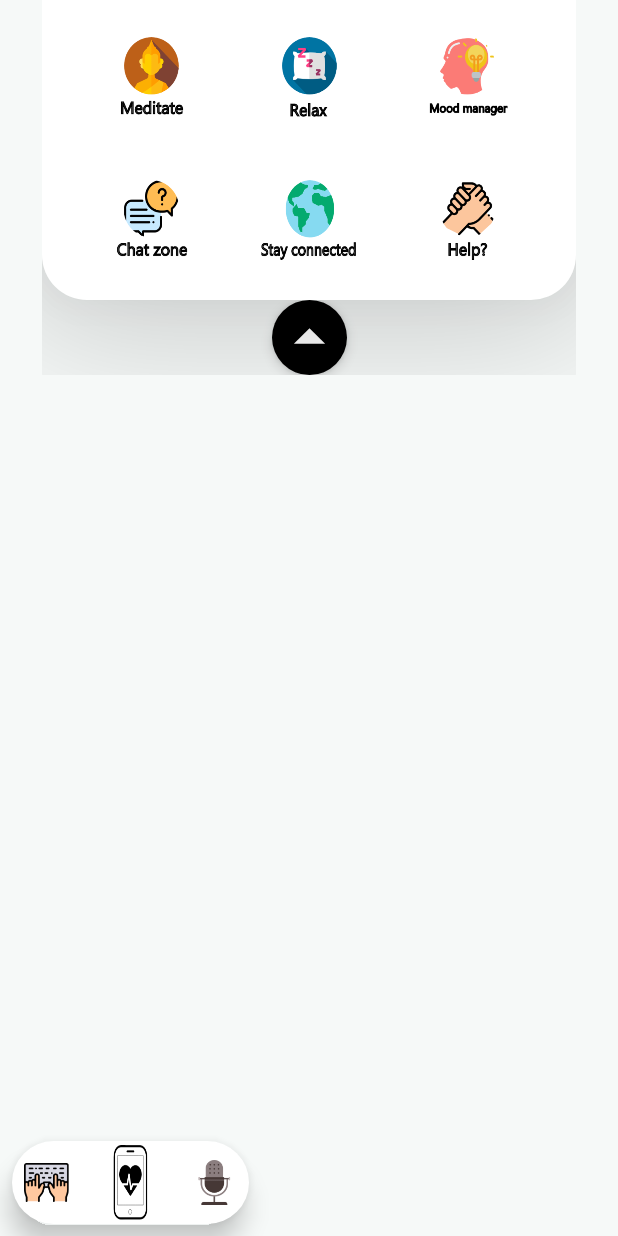
After one commit to OrignalLazyCoder/DBLYLA, an Android app: the TopSlidingMenuFragment screen opened directly, with no data from a screen before it, on a phone screen of 412 x 824 dp. The commit adds this screen. Run offline under Robolectric (Android 15) with nearby library versions, the phone set to English and light mode, and no system bars; our stand-ins replace Firebase (no records; nobody signed in at launch, a user with empty details on screens opened directly).

Commit message:
Added TopSlidingMenuFragment in HomeActivity

```diff
--- a/app/build.gradle
+++ b/app/build.gradle
@@ -29,6 +29,7 @@
     implementation 'com.google.firebase:firebase-auth:16.0.5'
     implementation 'com.google.android.gms:play-services-auth:16.0.1'
     implementation 'com.google.firebase:firebase-database:16.0.4'
+    implementation 'android.arch.lifecycle:extensions:1.1.1'
     testImplementation 'junit:junit:4.12'
     androidTestImplementation 'com.android.support.test:runner:1.0.2'
     androidTestImplementation 'com.android.support.test.espresso:espresso-core:3.0.2'
--- a/app/src/main/java/com/downbeat/downbeat/Home/HomeMainActivity.java
+++ b/app/src/main/java/com/downbeat/downbeat/Home/HomeMainActivity.java
@@ -3,11 +3,15 @@
 import android.app.AlertDialog;
 import android.content.DialogInterface;
 import android.content.Intent;
+import android.net.Uri;
 import android.support.annotation.NonNull;
+import android.support.v4.app.FragmentManager;
+import android.support.v4.app.FragmentTransaction;
 import android.support.v7.app.AppCompatActivity;
 import android.os.Bundle;
 import android.view.View;
 import android.view.animation.TranslateAnimation;
+import android.widget.FrameLayout;
 import android.widget.ImageButton;
 import android.widget.LinearLayout;
 import android.widget.Toast;
@@ -18,12 +22,13 @@
 import com.google.firebase.auth.FirebaseAuth;
 import com.google.firebase.auth.FirebaseUser;
 
-public class HomeMainActivity extends AppCompatActivity {
+public class HomeMainActivity extends AppCompatActivity implements TopSlidingMenuFragment.OnFragmentInteractionListener {
 
     boolean opened;
     LinearLayout viewParent;
     ImageButton button;
     ImageButton downbeatIconImageButton;
+    FrameLayout topSlidingMenuFragmentFrameLayout;
 
     private FirebaseAuth firebaseAuth;
     private FirebaseUser firebaseUser;
@@ -37,12 +42,13 @@
         firebaseAuth = FirebaseAuth.getInstance();
 
         viewParent = findViewById(R.id.viewParent);
-        button = findViewById(R.id.button);
+        button = findViewById(R.id.btnSlidingMenu);
         downbeatIconImageButton = findViewById(R.id.downbeatIconImageButton);
 
         firebaseAuth = FirebaseAuth.getInstance();
         firebaseUser = firebaseAuth.getCurrentUser();
 
+        addTopSlidingMenuFragment();
 
         downbeatIconImageButton.setOnClickListener(new View.OnClickListener() {
             @Override
@@ -53,49 +59,21 @@
             }
         });
 
-        authListener = new FirebaseAuth.AuthStateListener() {
-            @Override
 
-            public void onAuthStateChanged(@NonNull FirebaseAuth firebaseAuth) {
-                FirebaseUser user = firebaseAuth.getCurrentUser();
-                if (user == null) {
-                    // if user is null launch login activity
-                    startActivity(new Intent(getApplicationContext(), Login.class));
-                    finish();
-                }else{
-                    Toast.makeText(HomeMainActivity.this, "Hello "+user.getDisplayName(), Toast.LENGTH_SHORT).show();
-                }
-            }
-        };
-
-        button.setOnClickListener(new View.OnClickListener() {
-            @Override
-            public void onClick(View v) {
-                swipeMenu();
-            }
-        });
 
     }
 
-    @Override
-    protected void onResume() {
-        super.onResume();
+    private void addTopSlidingMenuFragment() {
 
-        authListener = new FirebaseAuth.AuthStateListener() {
-            @Override
+        FragmentManager fragmentManager = getSupportFragmentManager();
+        FragmentTransaction fragmentTransaction = fragmentManager.beginTransaction();
+        TopSlidingMenuFragment topSlidingMenuFragment = new TopSlidingMenuFragment();
+        fragmentTransaction.add(R.id.topSlidingMenuFrameLayout, topSlidingMenuFragment);
+        fragmentTransaction.commit();
 
-            public void onAuthStateChanged(@NonNull FirebaseAuth firebaseAuth) {
-                FirebaseUser user = firebaseAuth.getCurrentUser();
-                if (user == null) {
-                    // if user is null launch login activity
-                    startActivity(new Intent(getApplicationContext(), Login.class));
-                    finish();
-                }else{
-                    Toast.makeText(HomeMainActivity.this, "Hello "+user.getDisplayName(), Toast.LENGTH_SHORT).show();
-                }
-            }
-        };
     }
+
+
 
     @Override
     public void onBackPressed() {
@@ -128,4 +106,10 @@
         }
         opened = !opened;
     }
+
+
+    @Override
+    public void onFragmentInteraction() {
+        Toast.makeText(this, "Hello TopSlidingMenu", Toast.LENGTH_SHORT).show();
+    }
 }
--- /dev/null
+++ b/app/src/main/java/com/downbeat/downbeat/Home/TopSlidingMenuFragment.java
@@ -0,0 +1,97 @@
+package com.downbeat.downbeat.Home;
+
+import android.content.Context;
+import android.net.Uri;
+import android.os.Bundle;
+import android.support.v4.app.Fragment;
+import android.util.Log;
+import android.view.LayoutInflater;
+import android.view.View;
+import android.view.ViewGroup;
+import android.widget.ImageButton;
+import android.widget.Toast;
+
+import com.downbeat.downbeat.R;
+
+/**
+ * A simple {@link Fragment} subclass.
+ * Activities that contain this fragment must implement the
+ * {@link TopSlidingMenuFragment.OnFragmentInteractionListener} interface
+ * to handle interaction events.
+ */
+public class TopSlidingMenuFragment extends Fragment {
+
+    private OnFragmentInteractionListener mListener;
+
+    View view;
+    ImageButton btnTopSlidingMenu;
+
+
+    public TopSlidingMenuFragment() {
+        // Required empty public constructor
+    }
+
+
+    @Override
+    public View onCreateView(LayoutInflater inflater, ViewGroup container,
+                             Bundle savedInstanceState) {
+        // Inflate the layout for this fragment
+        view = inflater.inflate(R.layout.fragment_top_sliding_menu, container, false);
+        initUI();
+        return view;
+    }
+
+    private void initUI() {
+
+        btnTopSlidingMenu = (ImageButton) view.findViewById(R.id.btnSlidingMenu);
+
+        btnTopSlidingMenu.setOnClickListener(new View.OnClickListener() {
+            @Override
+            public void onClick(View v) {
+               onButtonPressed();
+            }
+        });
+
+
+
+    }
+
+    // TODO: Rename method, update argument and hook method into UI event
+    public void onButtonPressed() {
+        if (mListener != null) {
+            mListener.onFragmentInteraction();
+        }
+    }
+
+    @Override
+    public void onAttach(Context context) {
+        super.onAttach(context);
+        if (context instanceof OnFragmentInteractionListener) {
+            mListener = (OnFragmentInteractionListener) context;
+        } else {
+            throw new RuntimeException(context.toString()
+                    + " must implement OnFragmentInteractionListener");
+        }
+    }
+
+    @Override
+    public void onDetach() {
+        super.onDetach();
+        mListener = null;
+    }
+
+    /**
+     * This interface must be implemented by activities that contain this
+     * fragment to allow an interaction in this fragment to be communicated
+     * to the activity and potentially other fragments contained in that
+     * activity.
+     * <p>
+     * See the Android Training lesson <a href=
+     * "http://developer.android.com/training/basics/fragments/communicating.html"
+     * >Communicating with Other Fragments</a> for more information.
+     */
+    public interface OnFragmentInteractionListener {
+        // TODO: Update argument type and name
+        void onFragmentInteraction();
+    }
+}
--- /dev/null
+++ b/app/src/main/res/layout/fragment_top_sliding_menu.xml
@@ -0,0 +1,118 @@
+<?xml version="1.0" encoding="utf-8"?>
+<FrameLayout xmlns:android="http://schemas.android.com/apk/res/android"
+    xmlns:tools="http://schemas.android.com/tools"
+    android:layout_width="match_parent"
+    android:layout_height="match_parent"
+    tools:context=".Home.TopSlidingMenuFragment">
+
+
+    <android.support.constraint.ConstraintLayout xmlns:android="http://schemas.android.com/apk/res/android"
+        xmlns:app="http://schemas.android.com/apk/res-auto"
+        xmlns:tools="http://schemas.android.com/tools"
+        android:id="@+id/topSlidingMenuFrag"
+        android:layout_width="match_parent"
+        android:layout_height="match_parent"
+        tools:context=".Home.TopSlidingMenu">
+
+        <LinearLayout
+            android:id="@+id/viewParent"
+            android:layout_width="wrap_content"
+            android:layout_height="200dp"
+            android:background="@drawable/menubg"
+            android:elevation="50dp"
+            android:gravity="center_horizontal"
+            android:orientation="vertical"
+            app:layout_constraintEnd_toEndOf="parent"
+            app:layout_constraintStart_toStartOf="parent"
+            app:layout_constraintTop_toTopOf="parent">
+
+            <LinearLayout
+                android:layout_width="wrap_content"
+                android:layout_height="wrap_content"
+                android:layout_margin="20dp"
+                android:orientation="horizontal">
+
+                <ImageButton
+                    android:layout_width="65dp"
+                    android:layout_height="65dp"
+                    android:layout_marginLeft="20dp"
+                    android:layout_marginRight="20dp"
+                    android:background="@null"
+                    android:scaleType="fitXY"
+                    android:src="@drawable/meditateicon" />
+
+                <ImageButton
+                    android:layout_width="65dp"
+                    android:layout_height="65dp"
+                    android:layout_marginLeft="20dp"
+                    android:layout_marginRight="20dp"
+                    android:background="@null"
+                    android:scaleType="fitXY"
+                    android:src="@drawable/relaxicon" />
+
+                <ImageButton
+                    android:layout_width="65dp"
+                    android:layout_height="65dp"
+                    android:layout_marginLeft="20dp"
+                    android:layout_marginRight="20dp"
+                    android:background="@null"
+                    android:scaleType="fitXY"
+                    android:src="@drawable/moodicon" />
+
+            </LinearLayout>
+
+            <LinearLayout
+                android:layout_width="wrap_content"
+                android:layout_height="wrap_content"
+                android:orientation="horizontal"
+                android:padding="10dp">
+
+
+                <ImageButton
+                    android:id="@+id/btnChat"
+                    android:layout_width="65dp"
+                    android:layout_height="65dp"
+                    android:layout_marginLeft="20dp"
+                    android:layout_marginRight="20dp"
+                    android:background="@null"
+                    android:scaleType="fitXY"
+                    android:src="@drawable/chaticon" />
+
+                <ImageButton
+                    android:layout_width="65dp"
+                    android:layout_height="65dp"
+                    android:layout_marginLeft="20dp"
+                    android:layout_marginRight="20dp"
+                    android:background="@null"
+                    android:scaleType="fitXY"
+                    android:src="@drawable/blogicon" />
+
+                <ImageButton
+                    android:layout_width="65dp"
+                    android:layout_height="65dp"
+                    android:layout_marginLeft="20dp"
+                    android:layout_marginRight="20dp"
+                    android:background="@null"
+                    android:scaleType="fitXY"
+                    android:src="@drawable/helpicon" />
+
+
+            </LinearLayout>
+
+        </LinearLayout>
+
+        <ImageButton
+            android:id="@+id/btnSlidingMenu"
+            android:layout_width="wrap_content"
+            android:layout_height="wrap_content"
+            android:background="@drawable/nextarrowbg"
+            android:clickable="true"
+            android:elevation="5dp"
+            android:src="@drawable/ic_arrow_drop_up_black_24dp"
+            app:layout_constraintEnd_toEndOf="parent"
+            app:layout_constraintStart_toStartOf="parent"
+            app:layout_constraintTop_toBottomOf="@+id/viewParent" />
+
+    </android.support.constraint.ConstraintLayout>
+
+</FrameLayout>
--- a/app/src/main/res/values/strings.xml
+++ b/app/src/main/res/values/strings.xml
@@ -1,3 +1,6 @@
 <resources>
     <string name="app_name">DownBeat - live your life again</string>
+
+    <!-- TODO: Remove or change this placeholder text -->
+    <string name="hello_blank_fragment">Hello blank fragment</string>
 </resources>
```
Also changed, not shown: app/src/main/res/anim/enter_bottom_to_top.xml (added, +9 -0 lines), app/src/main/res/anim/enter_top_to_bottom.xml (added, +9 -0 lines), app/src/main/res/anim/exit_bottom_to_top.xml (added, +9 -0 lines), app/src/main/res/anim/exit_top_to_bottom.xml (added, +9 -0 lines), app/src/main/res/layout/activity_home_main.xml (+15 -115 lines), 972 other files.
